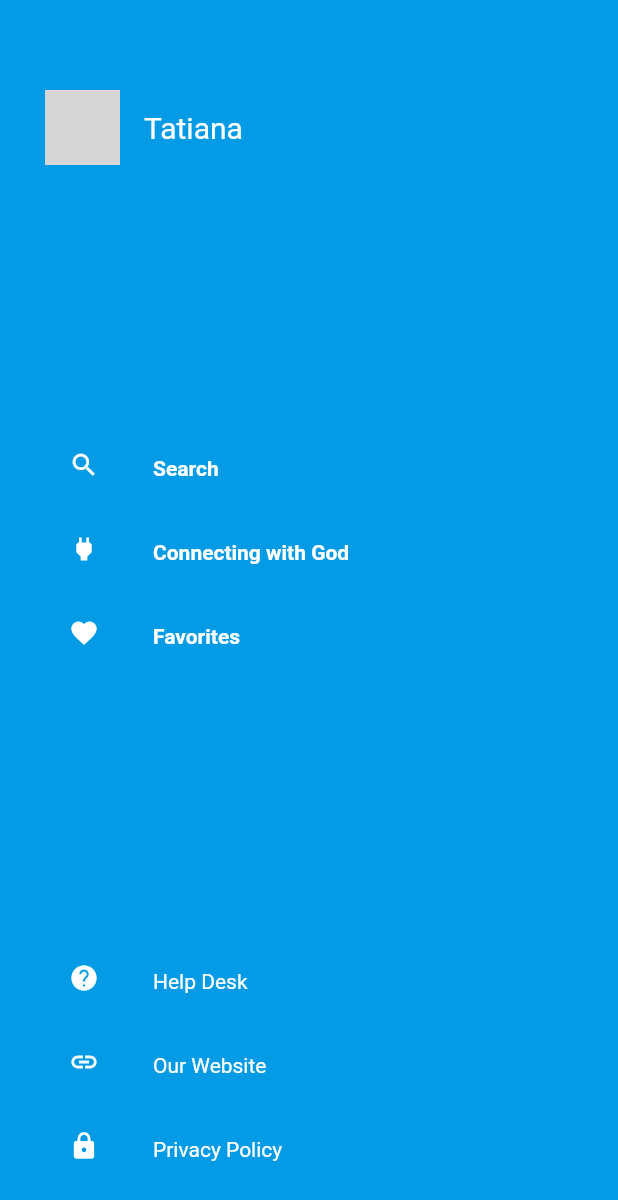
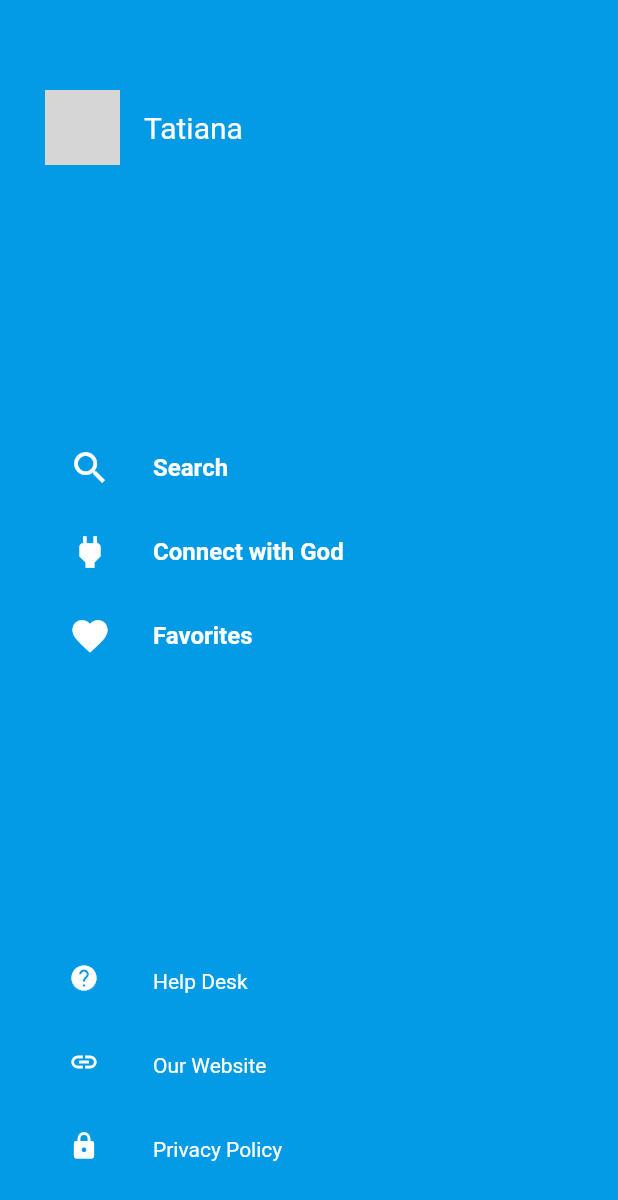
Before and after one commit to brucemakallan/TeensApp, a Flutter app: the MenuScreen widget shown alone on an empty page, opened directly, on a phone screen of 412 x 824 dp. Shown: the top 1200 px of the screen. Run offline on Flutter 3.47's test engine with Material 2 defaults, Android fonts, the phone set to English and light mode, and no system bars; our stand-ins replace firebase_auth, firebase_database, flare_flutter, google_sign_in, shared_preferences; missing offline and left inert: flutter_facebook_login, polygon_clipper; accounts and stored records are empty; network calls fail; grey boxes are pictures that could not be loaded.

Commit message:
Refactor Navigation Drawer Menu

```diff
--- a/lib/screens/homepage/menu_page.dart
+++ b/lib/screens/homepage/menu_page.dart
@@ -9,10 +9,15 @@ class MenuScreen extends StatelessWidget {
   final String imageUrl =
       "https://celebritypets.net/wp-content/uploads/2016/12/Adriana-Lima.jpg";
 
-  final List<MenuItem> options = [
+  final List<MenuItem> primaryOptions = [
     MenuItem(Icons.search, 'Search'),
-    MenuItem(Icons.power, 'Connecting with God'),
+    MenuItem(Icons.power, 'Connect with God'),
     MenuItem(Icons.favorite, 'Favorites'),
+  ];
+  final List<MenuItem> secondaryOptions = [
+    MenuItem(Icons.help, 'Help Desk'),
+    MenuItem(Icons.insert_link, 'Our Website'),
+    MenuItem(Icons.lock, 'Privacy Policy'),
   ];
 
   @override
@@ -51,7 +56,26 @@ class MenuScreen extends StatelessWidget {
             ),
             Spacer(),
             Column(
-              children: options.map((item) {
+              children: primaryOptions.map((item) {
+                return ListTile(
+                  leading: Icon(
+                    item.icon,
+                    color: Colors.white,
+                    size: 28,
+                  ),
+                  title: Text(
+                    item.title,
+                    style: TextStyle(
+                        fontSize: 16,
+                        fontWeight: FontWeight.bold,
+                        color: Colors.white),
+                  ),
+                );
+              }).toList(),
+            ),
+            Spacer(),
+            Column(
+              children: secondaryOptions.map((item) {
                 return ListTile(
                   leading: Icon(
                     item.icon,
@@ -60,44 +84,10 @@ class MenuScreen extends StatelessWidget {
                   ),
                   title: Text(
                     item.title,
-                    style: TextStyle(
-                        fontSize: 14,
-                        fontWeight: FontWeight.bold,
-                        color: Colors.white),
+                    style: TextStyle(fontSize: 14, color: Colors.white),
                   ),
                 );
               }).toList(),
-            ),
-            Spacer(),
-            ListTile(
-              onTap: () {},
-              leading: Icon(
-                Icons.help,
-                color: Colors.white,
-                size: 20,
-              ),
-              title: Text('Help Desk',
-                  style: TextStyle(fontSize: 14, color: Colors.white)),
-            ),
-            ListTile(
-              onTap: () {},
-              leading: Icon(
-                Icons.insert_link,
-                color: Colors.white,
-                size: 20,
-              ),
-              title: Text('Our Website',
-                  style: TextStyle(fontSize: 14, color: Colors.white)),
-            ),
-            ListTile(
-              onTap: () {},
-              leading: Icon(
-                Icons.lock,
-                color: Colors.white,
-                size: 20,
-              ),
-              title: Text('Privacy Policy',
-                  style: TextStyle(fontSize: 14, color: Colors.white)),
             ),
           ],
         ),
```
